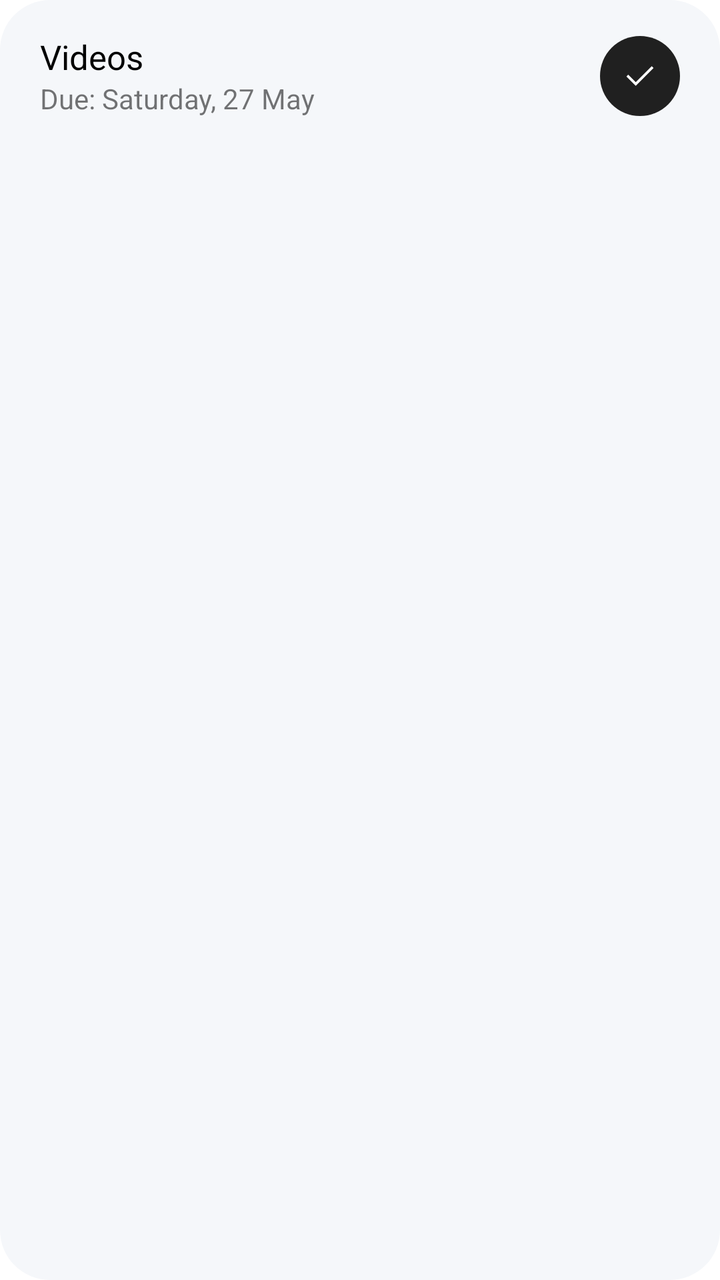
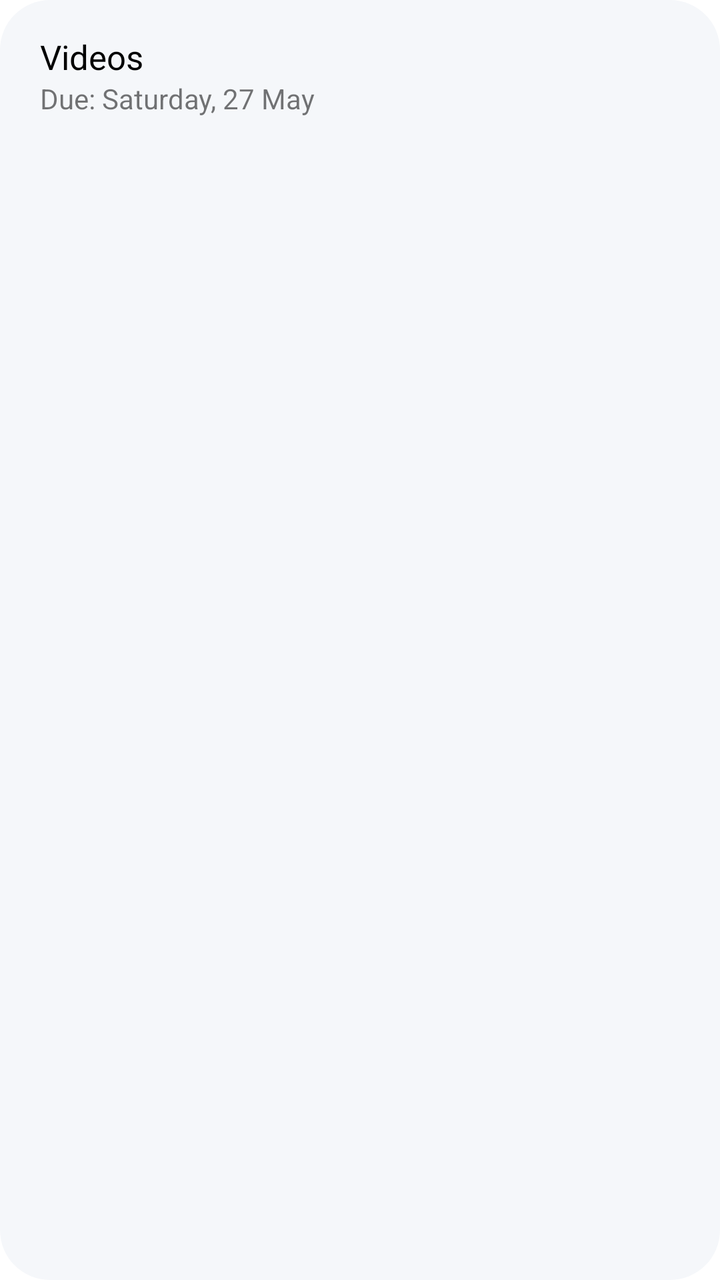

Two renders of the same Android screen: before a commit and after it. Below are the layout's source before the change and the commit's diff.
<!-- AndroidManifest.xml: application theme LightTheme.SoftNotesBeta -->
<!-- res/layout/task_item_layout.xml -->
<?xml version="1.0" encoding="utf-8"?>
<androidx.constraintlayout.widget.ConstraintLayout xmlns:android="http://schemas.android.com/apk/res/android"
    android:layout_width="match_parent"
    android:layout_height="wrap_content"
    android:paddingBottom="17dp"
    android:layout_marginStart="18dp"
    android:layout_marginEnd="18dp"
    android:layout_marginTop="18dp"
    android:background="@drawable/task_preview_background"
    xmlns:app="http://schemas.android.com/apk/res-auto">

    <androidx.appcompat.widget.AppCompatImageView
        android:id="@+id/check_task"
        android:layout_width="40dp"
        android:layout_height="40dp"
        android:layout_marginEnd="20dp"
        android:padding="10dp"
        android:src="@drawable/icon_done"
        android:background="@drawable/circular_background"
        android:backgroundTint="@color/selectionColor"
        app:layout_constraintBottom_toBottomOf="@id/task_due_tv"
        app:layout_constraintEnd_toEndOf="parent"
        app:layout_constraintTop_toTopOf="@id/task_name"
        app:tint="@color/white" />

    <androidx.appcompat.widget.AppCompatTextView
        android:id="@+id/task_name"
        android:layout_width="match_parent"
        android:layout_height="wrap_content"
        android:layout_marginStart="20dp"
        android:layout_marginTop="17dp"
        android:layout_marginEnd="88dp"
        android:text="Videos"
        android:textColor="?attr/title_text_color"
        android:textSize="17sp"
        android:ellipsize="end"
        android:singleLine="true"
        app:layout_constraintStart_toStartOf="parent"
        app:layout_constraintTop_toTopOf="parent" />

    <androidx.appcompat.widget.AppCompatTextView
        android:id="@+id/task_due_tv"
        android:layout_width="wrap_content"
        android:layout_height="wrap_content"
        android:text="Due: Saturday, 27 May"
        android:textSize="14sp"
        app:layout_constraintStart_toStartOf="@id/task_name"
        app:layout_constraintTop_toBottomOf="@id/task_name" />

    <androidx.constraintlayout.widget.ConstraintLayout
        android:id="@+id/task_details_layout"
        android:layout_width="match_parent"
        android:layout_height="wrap_content"
        app:layout_constraintTop_toBottomOf="@id/task_due_tv">

        <androidx.recyclerview.widget.RecyclerView
            android:id="@+id/steps_view"
            android:layout_width="match_parent"
            android:layout_height="wrap_content"
            android:layout_marginTop="10dp"
            app:layout_constraintTop_toTopOf="parent"/>

    </androidx.constraintlayout.widget.ConstraintLayout>

</androidx.constraintlayout.widget.ConstraintLayout>
<!-- resources referenced by this layout -->
<resources>
  <color name="selectionColor">#202020</color>
  <color name="white">#FFFFFFFF</color>
  <!-- drawable circular_background (drawable) -->
  <?xml version="1.0" encoding="utf-8"?>
  <shape xmlns:android="http://schemas.android.com/apk/res/android"
      android:shape="oval">
  
      <solid android:color="@color/android_green"/>
  
  </shape>
  <!-- drawable icon_done (drawable) -->
  <vector xmlns:android="http://schemas.android.com/apk/res/android"
      android:width="48dp"
      android:height="48dp"
      android:viewportWidth="960"
      android:viewportHeight="960">
    <path
        android:fillColor="#FF000000"
        android:pathData="M378,714 L154,490l43,-43 181,181 384,-384 43,43 -427,427Z"/>
  </vector>
  <!-- drawable task_preview_background (drawable) -->
  <?xml version="1.0" encoding="utf-8"?>
  <shape xmlns:android="http://schemas.android.com/apk/res/android"
      android:shape="rectangle">
  
      <solid android:color="?attr/background_color"/>
      <corners android:radius="25dp"/>
  
  </shape>
  <style name="LightTheme.SoftNotesBeta" parent="Theme.MaterialComponents.DayNight.DarkActionBar">
          
          <item name="colorPrimary">@color/background_light</item>
          <item name="colorPrimaryVariant">@color/background_light</item>
          <item name="colorOnPrimary">@color/onBackground_light</item>
          
          <item name="colorSecondary">@color/teal_200</item>
          <item name="colorSecondaryVariant">@color/teal_700</item>
          <item name="colorOnSecondary">@color/black</item>
          
          <item name="android:statusBarColor">?attr/colorPrimaryVariant</item>
          
          <item name="background_color">#f5f7fa</item>
          <item name="foreground_color">@color/white</item>
          <item name="title_text_color">@color/black</item>
          <item name="sub_text_color">@android:color/tab_indicator_text</item>
          <item name="extra_text_color">#202020</item>
          <item name="primary_color">#BCBCBC</item>
          <item name="main_color">#f2f2f2</item>
          <item name="selection_color">@color/android_green</item>
          <item name="secondary_selection">#f2f2f2</item>
          <item name="icon_tint">#202020</item>
          <item name="select_tab_color">#555555</item>
          <item name="disable_color">#757575</item>
      </style>
  <color name="android_green">#3ddc84</color>
  <color name="background_light">#f5f7fa</color>
  <color name="onBackground_light">#555555</color>
  <color name="teal_200">#FF03DAC5</color>
  <color name="teal_700">#FF018786</color>
  <color name="black">#FF000000</color>
</resources>

<!-- the commit's change to res/layout/task_item_layout.xml (unified diff, before → after) -->
@@ -16,12 +16,12 @@
         android:layout_marginEnd="20dp"
         android:padding="10dp"
         android:src="@drawable/icon_done"
+        android:visibility="gone"
         android:background="@drawable/circular_background"
-        android:backgroundTint="@color/selectionColor"
         app:layout_constraintBottom_toBottomOf="@id/task_due_tv"
         app:layout_constraintEnd_toEndOf="parent"
         app:layout_constraintTop_toTopOf="@id/task_name"
-        app:tint="@color/white" />
+        app:tint="@color/black" />
 
     <androidx.appcompat.widget.AppCompatTextView
         android:id="@+id/task_name"
@@ -47,19 +47,4 @@
         app:layout_constraintStart_toStartOf="@id/task_name"
         app:layout_constraintTop_toBottomOf="@id/task_name" />
 
-    <androidx.constraintlayout.widget.ConstraintLayout
-        android:id="@+id/task_details_layout"
-        android:layout_width="match_parent"
-        android:layout_height="wrap_content"
-        app:layout_constraintTop_toBottomOf="@id/task_due_tv">
-
-        <androidx.recyclerview.widget.RecyclerView
-            android:id="@+id/steps_view"
-            android:layout_width="match_parent"
-            android:layout_height="wrap_content"
-            android:layout_marginTop="10dp"
-            app:layout_constraintTop_toTopOf="parent"/>
-
-    </androidx.constraintlayout.widget.ConstraintLayout>
-
 </androidx.constraintlayout.widget.ConstraintLayout>
<!-- resource entries referenced after the edit -->
@@ -1,6 +1,5 @@
 <!-- resources referenced by this layout -->
 <resources>
-  <color name="selectionColor">#202020</color>
   <color name="white">#FFFFFFFF</color>
   <!-- drawable circular_background (drawable) -->
   <?xml version="1.0" encoding="utf-8"?>
@@ -53,6 +52,7 @@
           <item name="icon_tint">#202020</item>
           <item name="select_tab_color">#555555</item>
           <item name="disable_color">#757575</item>
+          <item name="circular_background_tint">#BCBBBB</item>
       </style>
   <color name="android_green">#3ddc84</color>
   <color name="background_light">#f5f7fa</color>
